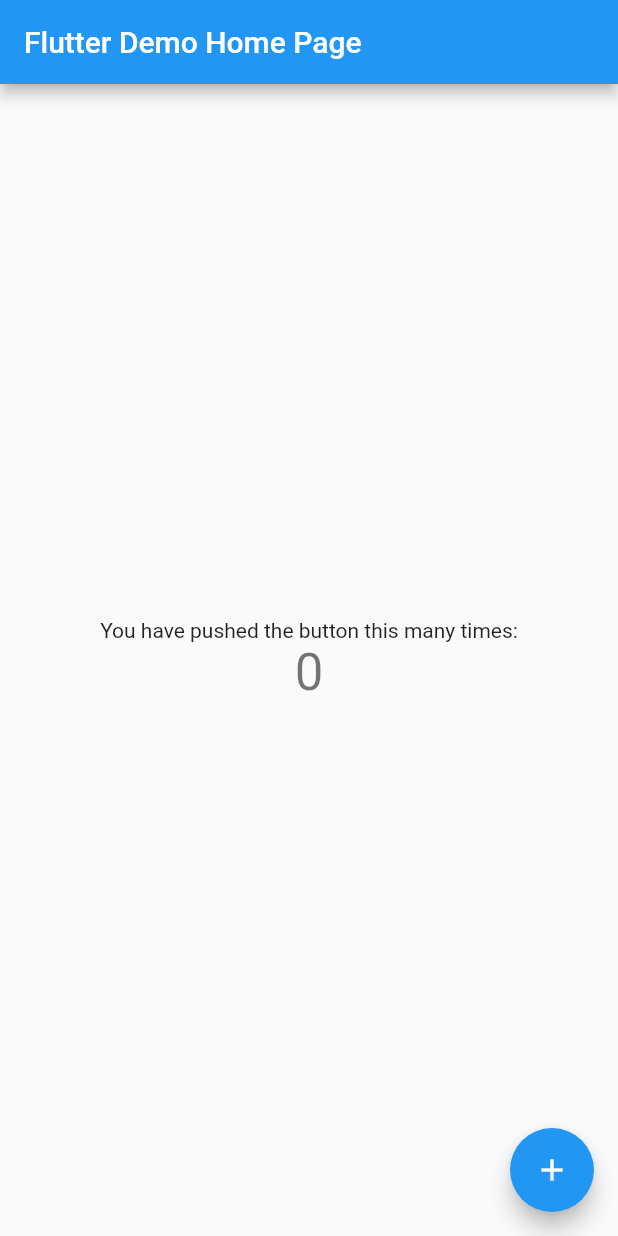
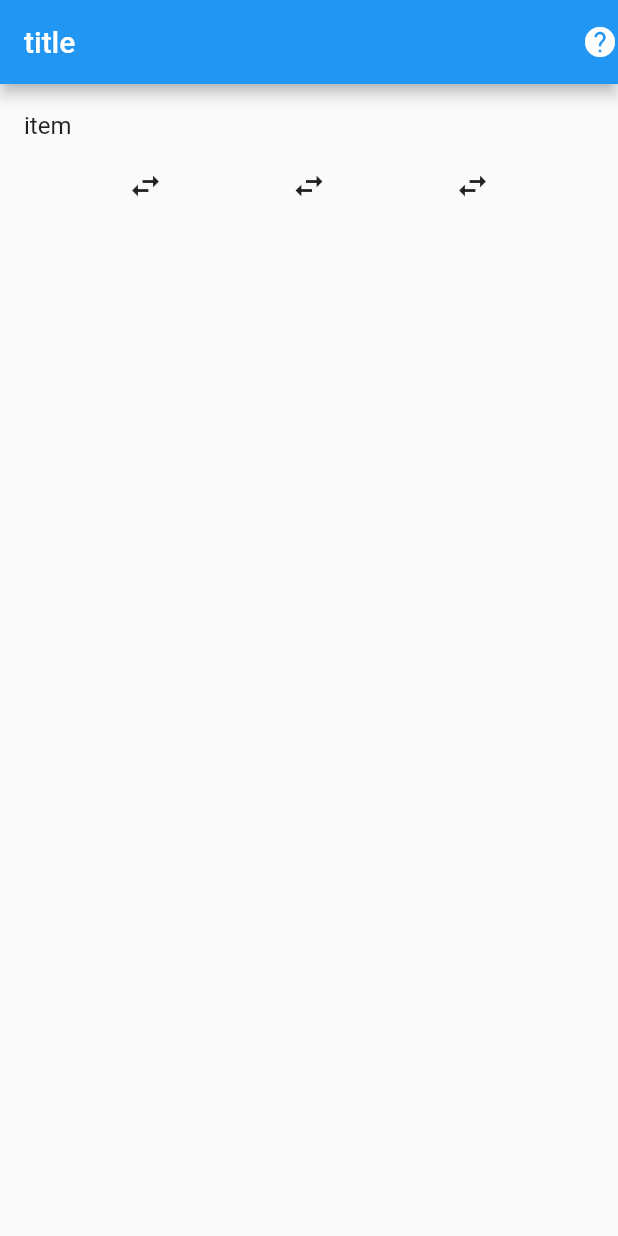
Before and after one commit to aborigen/flutter_app, a Flutter app: the screen it shows after launch, on a phone screen of 412 x 824 dp. Run offline on Flutter 3.47's test engine with Material 2 defaults, Android fonts, the phone set to English and light mode, and no system bars.

Commit message:
Bugs fixed

```diff
--- a/lib/main.dart
+++ b/lib/main.dart
@@ -1,4 +1,5 @@
 import 'package:flutter/material.dart';
+import 'screens/items.dart';
 
 void main() => runApp(MyApp());
 
@@ -20,92 +21,7 @@
         // is not restarted.
         primarySwatch: Colors.blue,
       ),
-      home: MyHomePage(title: 'Flutter Demo Home Page'),
+      home: MyItems(), //MyHomePage(title: 'Flutter Demo Home Page'),
     );
   }
 }
-
-class MyHomePage extends StatefulWidget {
-  MyHomePage({Key key, this.title}) : super(key: key);
-
-  // This widget is the home page of your application. It is stateful, meaning
-  // that it has a State object (defined below) that contains fields that affect
-  // how it looks.
-
-  // This class is the configuration for the state. It holds the values (in this
-  // case the title) provided by the parent (in this case the App widget) and
-  // used by the build method of the State. Fields in a Widget subclass are
-  // always marked "final".
-
-  final String title;
-
-  @override
-  _MyHomePageState createState() => _MyHomePageState();
-}
-
-class _MyHomePageState extends State<MyHomePage> {
-  int _counter = 0;
-
-  void _incrementCounter() {
-    setState(() {
-      // This call to setState tells the Flutter framework that something has
-      // changed in this State, which causes it to rerun the build method below
-      // so that the display can reflect the updated values. If we changed
-      // _counter without calling setState(), then the build method would not be
-      // called again, and so nothing would appear to happen.
-      _counter++;
-    });
-  }
-
-  @override
-  Widget build(BuildContext context) {
-    // This method is rerun every time setState is called, for instance as done
-    // by the _incrementCounter method above.
-    //
-    // The Flutter framework has been optimized to make rerunning build methods
-    // fast, so that you can just rebuild anything that needs updating rather
-    // than having to individually change instances of widgets.
-    return Scaffold(
-      appBar: AppBar(
-        // Here we take the value from the MyHomePage object that was created by
-        // the App.build method, and use it to set our appbar title.
-        title: Text(widget.title),
-      ),
-      body: Center(
-        // Center is a layout widget. It takes a single child and positions it
-        // in the middle of the parent.
-        child: Column(
-          // Column is also layout widget. It takes a list of children and
-          // arranges them vertically. By default, it sizes itself to fit its
-          // children horizontally, and tries to be as tall as its parent.
-          //
-          // Invoke "debug painting" (press "p" in the console, choose the
-          // "Toggle Debug Paint" action from the Flutter Inspector in Android
-          // Studio, or the "Toggle Debug Paint" command in Visual Studio Code)
-          // to see the wireframe for each widget.
-          //
-          // Column has various properties to control how it sizes itself and
-          // how it positions its children. Here we use mainAxisAlignment to
-          // center the children vertically; the main axis here is the vertical
-          // axis because Columns are vertical (the cross axis would be
-          // horizontal).
-          mainAxisAlignment: MainAxisAlignment.center,
-          children: <Widget>[
-            Text(
-              'You have pushed the button this many times:',
-            ),
-            Text(
-              '$_counter',
-              style: Theme.of(context).textTheme.display1,
-            ),
-          ],
-        ),
-      ),
-      floatingActionButton: FloatingActionButton(
-        onPressed: _incrementCounter,
-        tooltip: 'Increment',
-        child: Icon(Icons.add),
-      ), // This trailing comma makes auto-formatting nicer for build methods.
-    );
-  }
-}
--- /dev/null
+++ b/lib/screens/items.dart
@@ -0,0 +1,35 @@
+import 'package:flutter/material.dart';
+
+class MyItems extends StatefulWidget {
+  @override
+  _MyItemsState createState() => _MyItemsState();
+}
+
+class _MyItemsState extends State<MyItems> {
+  @override
+  Widget build(BuildContext context) {
+    return Scaffold(
+      appBar: AppBar(
+        title: Text('title'),
+        actions: <Widget>[
+          Icon(Icons.help)
+        ],
+      ),
+      body: ListView(
+        children: <Widget>[
+          ListTile(
+            title: Text('item'),
+          ),
+          Dismissible(key: Key('a'),
+              child: Row(mainAxisAlignment: MainAxisAlignment.spaceEvenly,
+                children: <Widget>[
+                  Icon(Icons.swap_horiz),
+                  Icon(Icons.swap_horiz),
+                  Icon(Icons.swap_horiz),
+                ],
+              ))
+        ],
+      ),
+    );
+  }
+}
```
Also changed, not shown: pubspec.yaml (+14 -8 lines).
